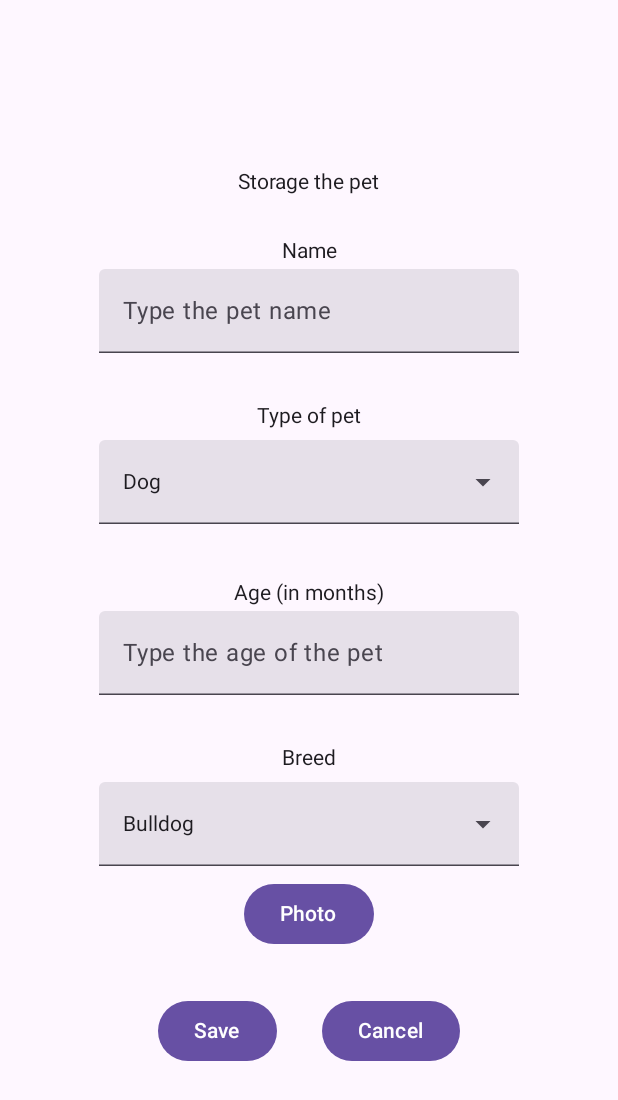
After one commit to JuanBau514/consumoApiKotlin, an Android app built with Jetpack Compose: the AddPet screen opened through its navigation route, on a phone screen of 412 x 824 dp. The commit adds this screen. Shown: the top 1100 px of the screen. Run offline under Robolectric (Android 15) with nearby library versions, the phone set to English and light mode, and no system bars; our stand-ins replace livedata-compose; 1 statement that could not run was skipped.

Commit message:
Inserción de pantallas y metodo get funcional

```diff
--- a/app/build.gradle.kts
+++ b/app/build.gradle.kts
@@ -63,6 +63,7 @@ dependencies {
     implementation("com.google.android.material:material:1.12.0")
     implementation("androidx.constraintlayout:constraintlayout:2.1.4")
     testImplementation("junit:junit:4.13.2")
+    implementation("androidx.navigation:navigation-compose:2.7.7")
     androidTestImplementation("androidx.test.ext:junit:1.1.5")
     androidTestImplementation("androidx.test.espresso:espresso-core:3.5.1")
     androidTestImplementation(platform("androidx.compose:compose-bom:2024.05.00"))
--- a/app/src/main/java/com/parcialii/dumi/MainActivity.kt
+++ b/app/src/main/java/com/parcialii/dumi/MainActivity.kt
@@ -7,7 +7,10 @@ import androidx.activity.viewModels
 import androidx.compose.runtime.getValue
 import androidx.compose.runtime.livedata.observeAsState
 import com.example.films.viewmodels.PetViewModel
+import com.parcialii.dumi.navigation.AppNavigation
 import com.ud.films.views.composable.petsList
+
+
 
 class MainActivity : ComponentActivity() {
     private val petViewModel: PetViewModel by viewModels()
@@ -16,7 +19,7 @@ class MainActivity : ComponentActivity() {
         super.onCreate(savedInstanceState)
         setContent {
             val pets by petViewModel.mascotas.observeAsState(emptyList())
-            petsList(pets = pets)
+            AppNavigation(pets)
         }
     }
 }
--- /dev/null
+++ b/app/src/main/java/com/parcialii/dumi/navigation/AppNavigation.kt
@@ -0,0 +1,26 @@
+package com.parcialii.dumi.navigation
+
+import androidx.compose.runtime.Composable
+import androidx.navigation.compose.NavHost
+import androidx.navigation.compose.composable
+import androidx.navigation.compose.rememberNavController
+import com.parcialii.dumi.dataClass.Pet
+import com.parcialii.dumi.screens.AddPet
+import com.parcialii.dumi.screens.MainMenu
+import com.parcialii.dumi.screens.ViewPet
+
+@Composable
+fun AppNavigation(pets: List<Pet>) {
+    val navController = rememberNavController()
+    NavHost(navController = navController, startDestination = AppScreens.MainMenu.route) {
+        composable(route = AppScreens.MainMenu.route) {
+            MainMenu(navController, pets)
+        }
+        composable(route = AppScreens.AddPet.route) {
+            AddPet(navController)
+        }
+        composable(route = AppScreens.ViewPet.route) {
+            ViewPet(navController)
+        }
+    }
+}
--- /dev/null
+++ b/app/src/main/java/com/parcialii/dumi/navigation/AppScreens.kt
@@ -0,0 +1,7 @@
+package com.parcialii.dumi.navigation
+
+sealed class AppScreens (val route: String) {
+    object MainMenu: AppScreens("main_menu")
+    object AddPet: AppScreens("add_pet")
+    object ViewPet: AppScreens("view_pet")
+}
--- /dev/null
+++ b/app/src/main/java/com/parcialii/dumi/screens/AddPet.kt
@@ -0,0 +1,112 @@
+package com.parcialii.dumi.screens
+
+import android.annotation.SuppressLint
+import androidx.compose.foundation.layout.Arrangement
+import androidx.compose.foundation.layout.Column
+import androidx.compose.foundation.layout.Row
+import androidx.compose.foundation.layout.Spacer
+import androidx.compose.foundation.layout.fillMaxSize
+import androidx.compose.foundation.layout.height
+import androidx.compose.foundation.layout.padding
+import androidx.compose.foundation.layout.width
+import androidx.compose.foundation.text.KeyboardOptions
+import androidx.compose.material3.Button
+import androidx.compose.material3.Scaffold
+import androidx.compose.material3.Text
+import androidx.compose.material3.TextField
+import androidx.compose.runtime.Composable
+import androidx.compose.runtime.getValue
+import androidx.compose.runtime.mutableStateOf
+import androidx.compose.runtime.remember
+import androidx.compose.runtime.setValue
+import androidx.compose.ui.Alignment
+import androidx.compose.ui.Modifier
+import androidx.compose.ui.text.input.KeyboardType
+import androidx.compose.ui.text.input.TextFieldValue
+import androidx.compose.ui.unit.dp
+import androidx.navigation.NavController
+import com.parcialii.dumi.navigation.AppScreens
+
+@SuppressLint("UnusedMaterial3ScaffoldPaddingParameter")
+@Composable
+fun AddPet(navController: NavController) {
+    Scaffold {
+        AddPetBodyContent(navController)
+    }
+}
+
+@Composable
+fun AddPetBodyContent(navController: NavController) {
+    Column(
+        modifier = Modifier.fillMaxSize(),
+        verticalArrangement = Arrangement.Center,
+        horizontalAlignment = Alignment.CenterHorizontally
+    ) {
+        Text(text = "Storage the pet")
+
+        Spacer(modifier = Modifier.height(30.dp))
+
+        Text(text = "Name")
+
+        var petname by remember { mutableStateOf(TextFieldValue("")) }
+        TextField(
+            value = petname,
+            onValueChange = { newText ->
+                petname = newText
+            },
+            modifier = Modifier.padding(4.dp),
+            placeholder = { Text("Type the pet name") },
+            keyboardOptions = KeyboardOptions.Default.copy(keyboardType = KeyboardType.Text)
+        )
+
+        Spacer(modifier = Modifier.height(30.dp))
+
+        Text(text = "Type of pet")
+
+        ComboBox(lista = type)
+
+        Spacer(modifier = Modifier.height(30.dp))
+
+        Text(text = "Age (in months)")
+
+        var age by remember { mutableStateOf(TextFieldValue("")) }
+        TextField(
+            value = age,
+            onValueChange = { newText ->
+                age = newText
+            },
+            modifier = Modifier.padding(4.dp),
+            placeholder = { Text("Type the age of the pet") },
+            keyboardOptions = KeyboardOptions.Default.copy(keyboardType = KeyboardType.Number)
+        )
+
+        Spacer(modifier = Modifier.height(30.dp))
+
+        Text(text = "Breed")
+
+        ComboBox(lista = breed)
+
+        Button(onClick = { /*TODO*/ }) {
+            Text(text = "Photo")
+        }
+
+        Spacer(modifier = Modifier.height(30.dp))
+
+        Row(
+            verticalAlignment = Alignment.CenterVertically,
+            horizontalArrangement = Arrangement.Center
+        ){
+            Button(onClick = {
+                navController.navigate(route = AppScreens.MainMenu.route)
+            }) {
+                Text(text = "Save")
+            }
+            Spacer(modifier = Modifier.width(30.dp))
+            Button(onClick = {
+                navController.navigate(route = AppScreens.MainMenu.route)
+            }) {
+                Text(text = "Cancel")
+            }
+        }
+    }
+}
--- /dev/null
+++ b/app/src/main/java/com/parcialii/dumi/screens/MainMenu.kt
@@ -0,0 +1,240 @@
+package com.parcialii.dumi.screens
+
+import android.annotation.SuppressLint
+import androidx.activity.viewModels
+import androidx.compose.foundation.border
+import androidx.compose.foundation.clickable
+import androidx.compose.foundation.layout.Arrangement
+import androidx.compose.foundation.layout.Column
+import androidx.compose.foundation.layout.Row
+import androidx.compose.foundation.layout.Spacer
+import androidx.compose.foundation.layout.fillMaxSize
+import androidx.compose.foundation.layout.fillMaxWidth
+import androidx.compose.foundation.layout.height
+import androidx.compose.foundation.layout.padding
+import androidx.compose.foundation.layout.width
+import androidx.compose.foundation.lazy.LazyColumn
+import androidx.compose.foundation.lazy.items
+import androidx.compose.material.icons.Icons
+import androidx.compose.material.icons.filled.Search
+import androidx.compose.material3.Button
+import androidx.compose.material3.DropdownMenuItem
+import androidx.compose.material3.ExperimentalMaterial3Api
+import androidx.compose.material3.ExposedDropdownMenuBox
+import androidx.compose.material3.ExposedDropdownMenuDefaults
+import androidx.compose.material3.Icon
+import androidx.compose.material3.MaterialTheme
+import androidx.compose.material3.Scaffold
+import androidx.compose.material3.SearchBar
+import androidx.compose.material3.Text
+import androidx.compose.material3.TextField
+import androidx.compose.runtime.Composable
+import androidx.compose.runtime.getValue
+import androidx.compose.runtime.livedata.observeAsState
+import androidx.compose.runtime.mutableStateOf
+import androidx.compose.runtime.remember
+import androidx.compose.runtime.setValue
+import androidx.compose.ui.Alignment
+import androidx.compose.ui.Modifier
+import androidx.compose.ui.graphics.Color
+import androidx.compose.ui.text.style.TextAlign
+import androidx.compose.ui.unit.dp
+import androidx.navigation.NavController
+import com.example.films.viewmodels.PetViewModel
+import com.parcialii.dumi.dataClass.Pet
+import com.parcialii.dumi.navigation.AppScreens
+import com.ud.films.views.composable.petsList
+import androidx.activity.viewModels
+
+
+val order = listOf("Type", "Name", "Age", "breed")
+val type = listOf("Dog", "Cat")
+val breed = listOf("Bulldog", "Labrador", "Pitbull", "Mixed-breed", "Angora")
+
+
+
+@SuppressLint("UnusedMaterial3ScaffoldPaddingParameter")
+@Composable
+
+fun MainMenu(navController: NavController, pets: List<Pet>) {
+    Scaffold {
+        MainMenuBodyContent(navController, pets)
+    }
+}
+
+
+@OptIn(ExperimentalMaterial3Api::class)
+@Composable
+fun MainMenuBodyContent(navController: NavController, pets: List<Pet>) {
+    var query by remember { mutableStateOf("") }
+    Column(
+        modifier = Modifier.fillMaxSize(),
+        verticalArrangement = Arrangement.Center,
+        horizontalAlignment = Alignment.CenterHorizontally
+    ) {
+        Row(
+            verticalAlignment = Alignment.CenterVertically,
+            horizontalArrangement = Arrangement.Center
+        ) {
+            Text(text = "Order by:")
+            ComboBox(lista = order)
+        }
+
+        Spacer(modifier = Modifier.height(30.dp))
+
+        SearchBar(
+            query = query,
+            onQueryChange = {
+                query = it
+            },
+            onSearch = {
+            },
+            active = false,
+            onActiveChange = {
+            },
+            placeholder = { Text(text = "Search by name of pet") },
+            leadingIcon = { Icon(imageVector = Icons.Default.Search, contentDescription = null) },
+        )
+        {
+        }
+        Spacer(modifier = Modifier.height(30.dp))
+        if (query.isEmpty()) {
+            Column(
+                verticalArrangement = Arrangement.Top,
+                horizontalAlignment = Alignment.CenterHorizontally
+            ) {
+                PetList(navController, AppScreens.ViewPet.route, pets)
+            }
+        } else {
+            Column(
+                verticalArrangement = Arrangement.Top,
+                horizontalAlignment = Alignment.CenterHorizontally
+            ) {
+                //val filteredElements = countries.filter { it.contains(query, true) }
+                //PetList(navController = navController, AppScreens.ViewPet.route, filteredElements)
+            }
+        }
+
+        Spacer(modifier = Modifier.height(30.dp))
+
+        Button(onClick = {
+            navController.navigate(route = AppScreens.AddPet.route)
+        }) {
+            Text(text = "Add Pet")
+        }
+    }
+}
+
+@OptIn(ExperimentalMaterial3Api::class)
+@Composable
+fun ComboBox(lista: List<String>) {
+    var isExpanded by remember {
+        mutableStateOf(false)
+    }
+    var selectedText by remember {
+        mutableStateOf(lista[0])
+    }
+
+    Column(
+        modifier = Modifier
+            .fillMaxWidth()
+            .padding(8.dp),
+        verticalArrangement = Arrangement.Center,
+        horizontalAlignment = Alignment.CenterHorizontally
+
+    ) {
+        ExposedDropdownMenuBox(
+            expanded = isExpanded,
+            onExpandedChange = {
+                isExpanded = !isExpanded
+            }
+        ) {
+            TextField(
+                modifier = Modifier.menuAnchor(),
+                value = selectedText,
+                onValueChange = {
+                },
+                readOnly = true,
+                trailingIcon = {
+                    ExposedDropdownMenuDefaults.TrailingIcon(expanded = isExpanded)
+                }
+            )
+            ExposedDropdownMenu(
+                expanded = isExpanded,
+                onDismissRequest = {
+                    isExpanded = false
+                }
+            )
+            {
+                lista.forEachIndexed { index, text ->
+                    DropdownMenuItem(
+                        text = {
+                            Text(text = text)
+                        },
+                        onClick = {
+                            selectedText = lista[index]
+                            isExpanded = false
+                        },
+                        contentPadding = ExposedDropdownMenuDefaults.ItemContentPadding
+                    )
+                }
+            }
+        }
+    }
+}
+
+@Composable
+fun PetList(navController: NavController, route: String, pets: List<Pet>) {
+    LazyColumn(
+        modifier = Modifier
+            .height(300.dp)
+            .width(600.dp)
+            .padding(10.dp)
+            .border(1.dp, Color.Black)
+    ) {
+        items(pets) { pet ->
+            PetListItem(
+                onClick = {
+                    navController.navigate(route = route)
+                }, pet = pet)
+        }
+    }
+}
+
+@Composable
+fun PetListItem(onClick: () -> Unit, pet: Pet) {
+    Column(
+        modifier = Modifier
+            .padding(8.dp)
+            .clickable(onClick = onClick),
+        horizontalAlignment = Alignment.CenterHorizontally
+    ) {
+        Row(
+            verticalAlignment = Alignment.CenterVertically
+        ) {
+            Text(
+                text = pet.name,
+                modifier = Modifier.padding(start = 8.dp)
+            )
+        }
+    }
+}
+
+@Composable
+fun ElementItem(
+    onClick: () -> Unit,
+    nombre: String,
+) {
+    Column(
+        modifier = Modifier
+            .padding(8.dp)
+            .clickable(onClick = onClick),
+        horizontalAlignment = Alignment.CenterHorizontally
+    ) {
+        Text(
+            text = nombre,
+            style = MaterialTheme.typography.titleSmall,
+            textAlign = TextAlign.Center
+        )
+    }
+}
--- a/app/src/main/java/com/parcialii/dumi/views/PetView.kt
+++ /dev/null
@@ -1 +0,0 @@
-package com.ud.films.views
```
Also changed, not shown: app/src/main/java/com/parcialii/dumi/screens/ViewPet.kt (added, +78 -0 lines), app/src/main/java/com/parcialii/dumi/screens/PetComposable.kt (renamed from app/src/main/java/com/parcialii/dumi/views/composable/PetComposable.kt), app/src/main/res/drawable/pet.jpg (added).
